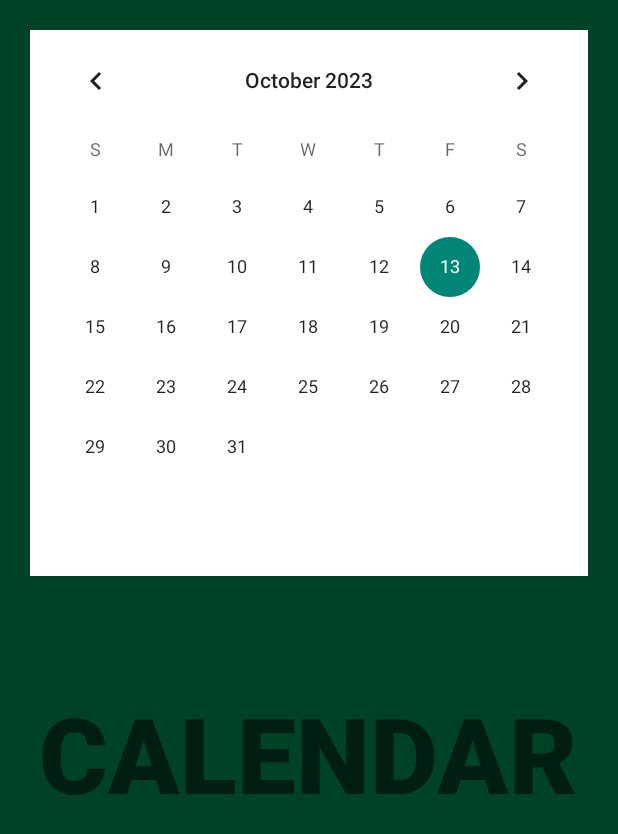
After one commit to everyone21/Capstone, an Android app: the fragment Calendar shown on its own in the app's theme, on a phone screen of 412 x 824 dp. The commit adds this screen. Shown: the top 834 px of the screen. Run offline under Robolectric (Android 15) with nearby library versions, the phone set to English and light mode, and no system bars.

Commit message:
POGI AKO

```diff
--- /dev/null
+++ b/app/src/main/java/com/example/capstone/Calendar.kt
@@ -0,0 +1,59 @@
+package com.example.capstone
+
+import android.os.Bundle
+import androidx.fragment.app.Fragment
+import android.view.LayoutInflater
+import android.view.View
+import android.view.ViewGroup
+
+// TODO: Rename parameter arguments, choose names that match
+// the fragment initialization parameters, e.g. ARG_ITEM_NUMBER
+private const val ARG_PARAM1 = "param1"
+private const val ARG_PARAM2 = "param2"
+
+/**
+ * A simple [Fragment] subclass.
+ * Use the [Calendar.newInstance] factory method to
+ * create an instance of this fragment.
+ */
+class Calendar : Fragment() {
+    // TODO: Rename and change types of parameters
+    private var param1: String? = null
+    private var param2: String? = null
+
+    override fun onCreate(savedInstanceState: Bundle?) {
+        super.onCreate(savedInstanceState)
+        arguments?.let {
+            param1 = it.getString(ARG_PARAM1)
+            param2 = it.getString(ARG_PARAM2)
+        }
+    }
+
+    override fun onCreateView(
+        inflater: LayoutInflater, container: ViewGroup?,
+        savedInstanceState: Bundle?
+    ): View? {
+        // Inflate the layout for this fragment
+        return inflater.inflate(R.layout.fragment_calendar, container, false)
+    }
+
+    companion object {
+        /**
+         * Use this factory method to create a new instance of
+         * this fragment using the provided parameters.
+         *
+         * @param param1 Parameter 1.
+         * @param param2 Parameter 2.
+         * @return A new instance of fragment Calendar.
+         */
+        // TODO: Rename and change types and number of parameters
+        @JvmStatic
+        fun newInstance(param1: String, param2: String) =
+            Calendar().apply {
+                arguments = Bundle().apply {
+                    putString(ARG_PARAM1, param1)
+                    putString(ARG_PARAM2, param2)
+                }
+            }
+    }
+}
--- a/app/src/main/res/drawable/bg.xml
+++ b/app/src/main/res/drawable/bg.xml
@@ -4,8 +4,8 @@
         <shape>
             <gradient
                 android:angle="255"
-                android:startColor="#696969"
-                android:endColor="#e63946"
+                android:startColor="#EDC5C5"
+                android:endColor="#9DF493"
                 />
         </shape>
     </item>
--- a/app/src/main/res/drawable/transpa_backrount.xml
+++ b/app/src/main/res/drawable/transpa_backrount.xml
@@ -2,6 +2,7 @@
 <shape xmlns:android="http://schemas.android.com/apk/res/android"
     android:shape="rectangle">
 
-    <solid android:color="#00000000"/>
+    <solid android:color="#635035"/>
+    <corners android:radius="100dp"/>
 
 </shape>
--- /dev/null
+++ b/app/src/main/res/layout/fragment_calendar.xml
@@ -0,0 +1,28 @@
+<?xml version="1.0" encoding="utf-8"?>
+<FrameLayout xmlns:android="http://schemas.android.com/apk/res/android"
+    xmlns:tools="http://schemas.android.com/tools"
+    android:layout_width="match_parent"
+    android:layout_height="match_parent"
+    tools:context=".Calendar"
+    android:background="#004225">
+
+    <TextView
+        android:id="@+id/textView2"
+        android:layout_width="wrap_content"
+        android:layout_height="wrap_content"
+        android:layout_gravity="center"
+        android:fontFamily="sans-serif-black"
+        android:text="CALENDAR"
+        android:textSize="70dp"
+        android:layout_marginTop="90dp"/>
+
+    <CalendarView
+        android:id="@+id/calendarView"
+        android:layout_width="match_parent"
+        android:layout_height="364dp"
+        android:background="@color/white"
+        android:layout_marginTop="20dp"
+        android:layout_marginLeft="20dp"
+        android:layout_marginRight="20dp"/>
+
+</FrameLayout>
--- a/app/src/main/res/values/strings.xml
+++ b/app/src/main/res/values/strings.xml
@@ -1,3 +1,5 @@
 <resources>
     <string name="app_name">Capstone</string>
+    <!-- TODO: Remove or change this placeholder text -->
+    <string name="hello_blank_fragment">Hello blank fragment</string>
 </resources>
```
Also changed, not shown: app/src/main/AndroidManifest.xml (+14 -7 lines), app/src/main/java/com/example/capstone/Home.kt (added, +59 -0 lines), app/src/main/java/com/example/capstone/Inbox.kt (added, +59 -0 lines), app/src/main/java/com/example/capstone/MainActivity.kt (+32 -1 lines), app/src/main/java/com/example/capstone/Profile.kt (added, +59 -0 lines), app/src/main/java/com/example/capstone/Report.kt (added, +59 -0 lines), app/src/main/java/com/example/capstone/SignUpPage.kt (+19 -7 lines), app/src/main/res/layout/activity_login_page.xml (+19 -19 lines), app/src/main/res/layout/activity_main.xml (+26 -4 lines), app/src/main/res/layout/activity_sign_up_page.xml (+5 -5 lines), app/src/main/res/layout/fragment_home.xml (added, +21 -0 lines), app/src/main/res/layout/fragment_inbox.xml (added, +18 -0 lines), app/src/main/res/layout/fragment_profile.xml (added, +18 -0 lines), app/src/main/res/layout/fragment_report.xml (added, +18 -0 lines).
